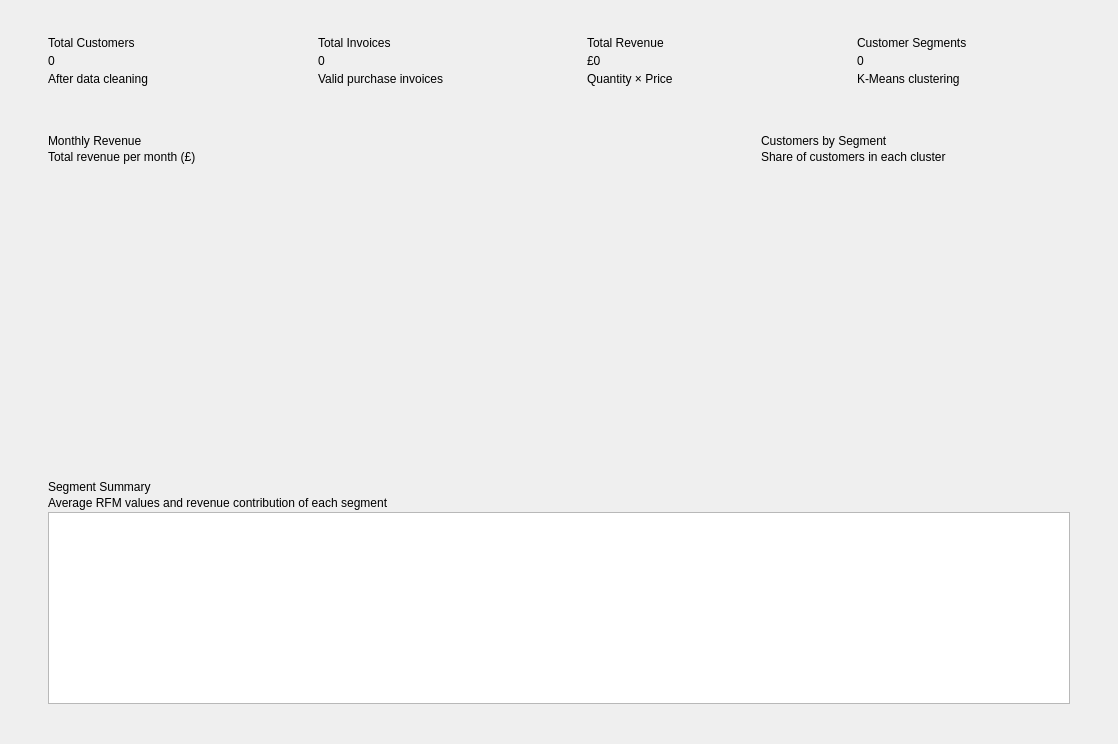
Old version of the form ui_app/ui/pages/dashboard.ui in the repository Trinh186/Machine-Learning.
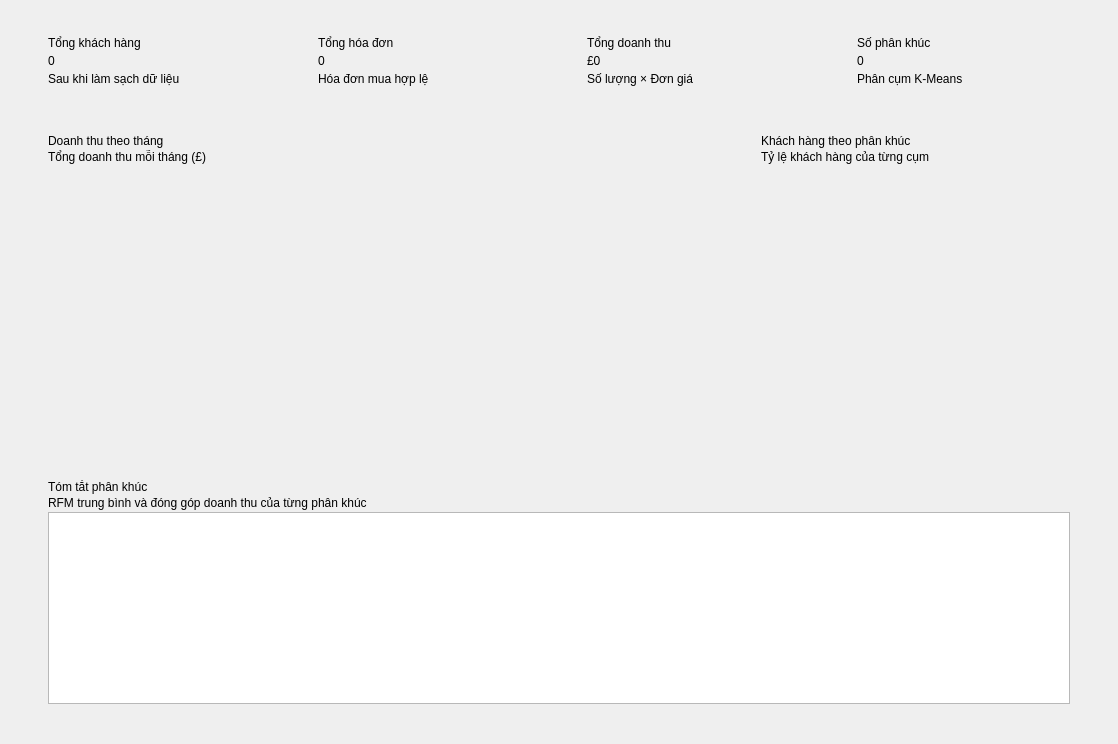
New version of the form.

Commit message: Vietnamese UI, one color per segment, README setup guide

Diff of the .ui file:
```diff
--- a/ui_app/ui/pages/dashboard.ui
+++ b/ui_app/ui/pages/dashboard.ui
@@ -58,7 +58,7 @@
         <item>
          <widget class="QLabel" name="lblKpiCustomersTitle">
           <property name="text">
-           <string>Total Customers</string>
+           <string>Tổng khách hàng</string>
           </property>
           <property name="cssClass" stdset="0">
            <string>kpiTitle</string>
@@ -78,7 +78,7 @@
         <item>
          <widget class="QLabel" name="lblKpiCustomersNote">
           <property name="text">
-           <string>After data cleaning</string>
+           <string>Sau khi làm sạch dữ liệu</string>
           </property>
           <property name="cssClass" stdset="0">
            <string>kpiNote</string>
@@ -112,7 +112,7 @@
         <item>
          <widget class="QLabel" name="lblKpiInvoicesTitle">
           <property name="text">
-           <string>Total Invoices</string>
+           <string>Tổng hóa đơn</string>
           </property>
           <property name="cssClass" stdset="0">
            <string>kpiTitle</string>
@@ -132,7 +132,7 @@
         <item>
          <widget class="QLabel" name="lblKpiInvoicesNote">
           <property name="text">
-           <string>Valid purchase invoices</string>
+           <string>Hóa đơn mua hợp lệ</string>
           </property>
           <property name="cssClass" stdset="0">
            <string>kpiNote</string>
@@ -166,7 +166,7 @@
         <item>
          <widget class="QLabel" name="lblKpiRevenueTitle">
           <property name="text">
-           <string>Total Revenue</string>
+           <string>Tổng doanh thu</string>
           </property>
           <property name="cssClass" stdset="0">
            <string>kpiTitle</string>
@@ -186,7 +186,7 @@
         <item>
          <widget class="QLabel" name="lblKpiRevenueNote">
           <property name="text">
-           <string>Quantity × Price</string>
+           <string>Số lượng × Đơn giá</string>
           </property>
           <property name="cssClass" stdset="0">
            <string>kpiNote</string>
@@ -220,7 +220,7 @@
         <item>
          <widget class="QLabel" name="lblKpiSegmentsTitle">
           <property name="text">
-           <string>Customer Segments</string>
+           <string>Số phân khúc</string>
           </property>
           <property name="cssClass" stdset="0">
            <string>kpiTitle</string>
@@ -240,7 +240,7 @@
         <item>
          <widget class="QLabel" name="lblKpiSegmentsNote">
           <property name="text">
-           <string>K-Means clustering</string>
+           <string>Phân cụm K-Means</string>
           </property>
           <property name="cssClass" stdset="0">
            <string>kpiNote</string>
@@ -281,7 +281,7 @@
         <item>
          <widget class="QLabel" name="lblRevenueChartTitle">
           <property name="text">
-           <string>Monthly Revenue</string>
+           <string>Doanh thu theo tháng</string>
           </property>
           <property name="cssClass" stdset="0">
            <string>cardTitle</string>
@@ -291,7 +291,7 @@
         <item>
          <widget class="QLabel" name="lblRevenueChartSubtitle">
           <property name="text">
-           <string>Total revenue per month (£)</string>
+           <string>Tổng doanh thu mỗi tháng (£)</string>
           </property>
           <property name="cssClass" stdset="0">
            <string>cardSubtitle</string>
@@ -352,7 +352,7 @@
         <item>
          <widget class="QLabel" name="lblSegmentChartTitle">
           <property name="text">
-           <string>Customers by Segment</string>
+           <string>Khách hàng theo phân khúc</string>
           </property>
           <property name="cssClass" stdset="0">
            <string>cardTitle</string>
@@ -362,7 +362,7 @@
         <item>
          <widget class="QLabel" name="lblSegmentChartSubtitle">
           <property name="text">
-           <string>Share of customers in each cluster</string>
+           <string>Tỷ lệ khách hàng của từng cụm</string>
           </property>
           <property name="cssClass" stdset="0">
            <string>cardSubtitle</string>
@@ -425,7 +425,7 @@
       <item>
        <widget class="QLabel" name="lblSegmentTableTitle">
         <property name="text">
-         <string>Segment Summary</string>
+         <string>Tóm tắt phân khúc</string>
         </property>
         <property name="cssClass" stdset="0">
          <string>cardTitle</string>
@@ -435,7 +435,7 @@
       <item>
        <widget class="QLabel" name="lblSegmentTableSubtitle">
         <property name="text">
-         <string>Average RFM values and revenue contribution of each segment</string>
+         <string>RFM trung bình và đóng góp doanh thu của từng phân khúc</string>
         </property>
         <property name="cssClass" stdset="0">
          <string>cardSubtitle</string>
```
The commit also changes 29 other files.
